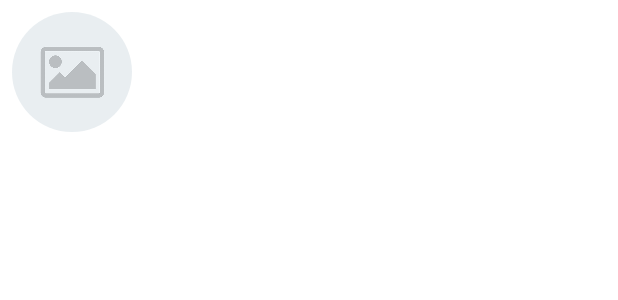
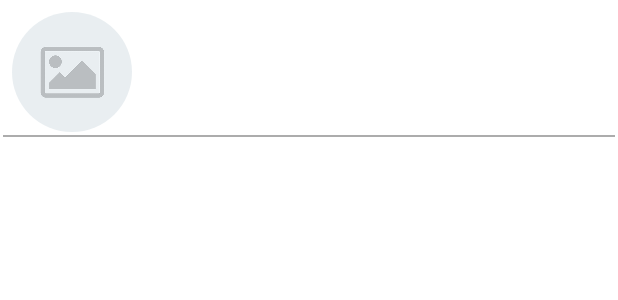
Before and after one commit to iharshmgoyal/Movie-Search-Engine, an Android app: the layout sample_layout_movies.xml on its own in the app's theme, with its tools: preview values and no code run, on a phone screen of 412 x 824 dp. Shown: the top 300 px of the screen. Run offline under Robolectric (Android 15) with nearby library versions, the phone set to English and light mode, and no system bars; Roboto replaces fonts that are not available here.

Commit message:
Movie Search Engine - Login Activity Intent and some design change in sample RV MainActivity

```diff
--- a/app/src/main/java/com/codinggeekers/moviesearchengine/LoginActivity.java
+++ b/app/src/main/java/com/codinggeekers/moviesearchengine/LoginActivity.java
@@ -44,6 +44,10 @@ public class LoginActivity extends AppCompatActivity {
                     public void onComplete(@NonNull Task<AuthResult> task) {
                         if (task.isSuccessful()) {
                             Toast.makeText(LoginActivity.this, "User Login Success!!!", Toast.LENGTH_SHORT).show();
+                            startActivity(new Intent(LoginActivity.this, MainActivity.class));
+                        }
+                        else {
+                            Toast.makeText(LoginActivity.this, task.getException().getMessage(), Toast.LENGTH_SHORT).show();
                         }
                     }
                 });
--- a/app/src/main/res/layout-night/sample_layout_movies.xml
+++ b/app/src/main/res/layout-night/sample_layout_movies.xml
@@ -39,5 +39,18 @@
         app:layout_constraintStart_toStartOf="@+id/movieName"
         app:layout_constraintTop_toBottomOf="@+id/movieName" />
 
+    <View
+        android:id="@+id/view"
+        android:layout_width="0dp"
+        android:layout_height="1dp"
+        android:layout_marginStart="2dp"
+        android:layout_marginTop="2dp"
+        android:layout_marginEnd="2dp"
+        android:background="#ACACAC"
+        app:layout_constraintEnd_toEndOf="parent"
+        app:layout_constraintHorizontal_bias="0.5"
+        app:layout_constraintStart_toStartOf="parent"
+        app:layout_constraintTop_toBottomOf="@+id/movieImage" />
+
 
 </androidx.constraintlayout.widget.ConstraintLayout>
--- a/app/src/main/res/layout/sample_layout_movies.xml
+++ b/app/src/main/res/layout/sample_layout_movies.xml
@@ -39,5 +39,18 @@
         app:layout_constraintStart_toStartOf="@+id/movieName"
         app:layout_constraintTop_toBottomOf="@+id/movieName" />
 
+    <View
+        android:id="@+id/view"
+        android:layout_width="0dp"
+        android:layout_height="1dp"
+        android:layout_marginStart="2dp"
+        android:layout_marginTop="2dp"
+        android:layout_marginEnd="2dp"
+        android:background="#ACACAC"
+        app:layout_constraintEnd_toEndOf="parent"
+        app:layout_constraintHorizontal_bias="0.5"
+        app:layout_constraintStart_toStartOf="parent"
+        app:layout_constraintTop_toBottomOf="@+id/movieImage" />
+
 
 </androidx.constraintlayout.widget.ConstraintLayout>
```
